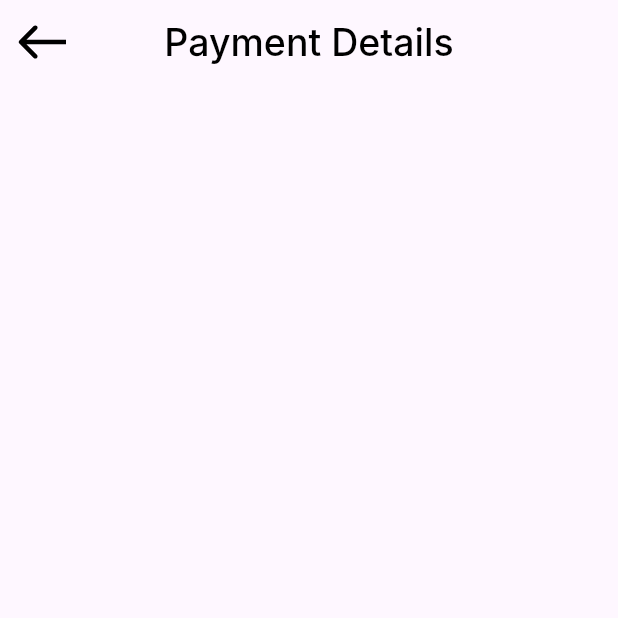
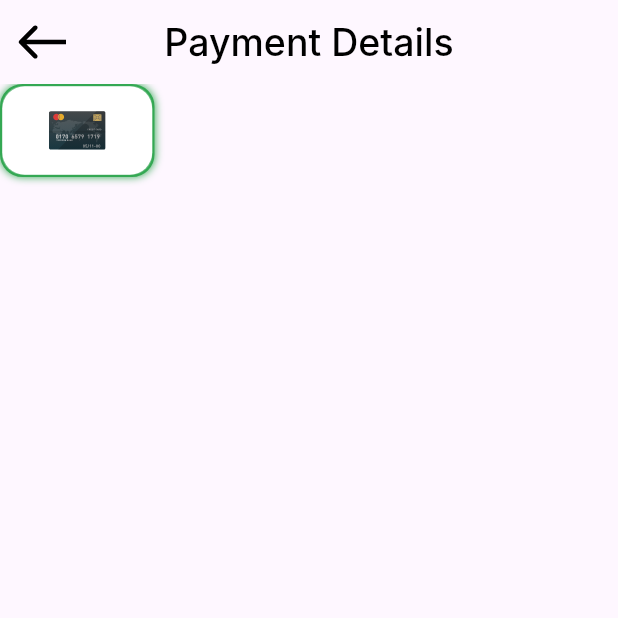
Before and after one commit to Nadia-Mostafa-Saeed/Checkout_Payment, a Flutter app: the PaymentDetailsView screen opened directly, on a phone screen of 412 x 824 dp, the top half of it. Run offline on Flutter 3.47's test engine with Material 3 defaults, Android fonts, the phone set to English and light mode, and no system bars; our stand-ins replace flutter_svg; Roboto replaces fonts that are missing (Inter).

Commit message:
create payment item

```diff
--- a/lib/Features/checkout/presentation/views/payment_details.dart
+++ b/lib/Features/checkout/presentation/views/payment_details.dart
@@ -1,3 +1,4 @@
+import 'package:checkout/Features/checkout/presentation/widgets/payment_details_body.dart';
 import 'package:checkout/core/utils/widgets/custom_app_bar.dart';
 import 'package:flutter/material.dart';
 
@@ -7,7 +8,10 @@ class PaymentDetailsView extends StatelessWidget {
   @override
   Widget build(BuildContext context) {
     return Scaffold(
-      appBar: buildAppBar(title: 'Payment Details'),
+      appBar: buildAppBar(
+        title: 'Payment Details',
+      ),
+      body: const PaymentDetailsBody(),
     );
   }
 }
--- /dev/null
+++ b/lib/Features/checkout/presentation/widgets/payment_details_body.dart
@@ -0,0 +1,44 @@
+import 'package:flutter/material.dart';
+import 'package:flutter_svg/svg.dart';
+
+class PaymentDetailsBody extends StatelessWidget {
+  const PaymentDetailsBody({super.key});
+
+  @override
+  Widget build(BuildContext context) {
+    return Column(
+      children: [
+        Container(
+          height: 62,
+          width: 103,
+          decoration: ShapeDecoration(
+            shape: RoundedRectangleBorder(
+              side: const BorderSide(
+                width: 1.5,
+                color: Color(0xFF34A853),
+              ),
+              borderRadius: BorderRadius.circular(15),
+            ),
+            shadows: const [
+              BoxShadow(
+                color: Color(0xFF34A853),
+                blurRadius: 4,
+              ),
+            ],
+          ),
+          child: Container(
+              decoration: BoxDecoration(
+                color: Colors.white,
+                borderRadius: BorderRadius.circular(15),
+              ),
+              child: Center(
+                child: SvgPicture.asset(
+                  'assets/images/card.svg',
+                  height: 26,
+                ),
+              )),
+        ),
+      ],
+    );
+  }
+}
```
Also changed, not shown: assets/images/card.svg (added), assets/images/pay.svg (added), assets/images/paypal.svg (added).
